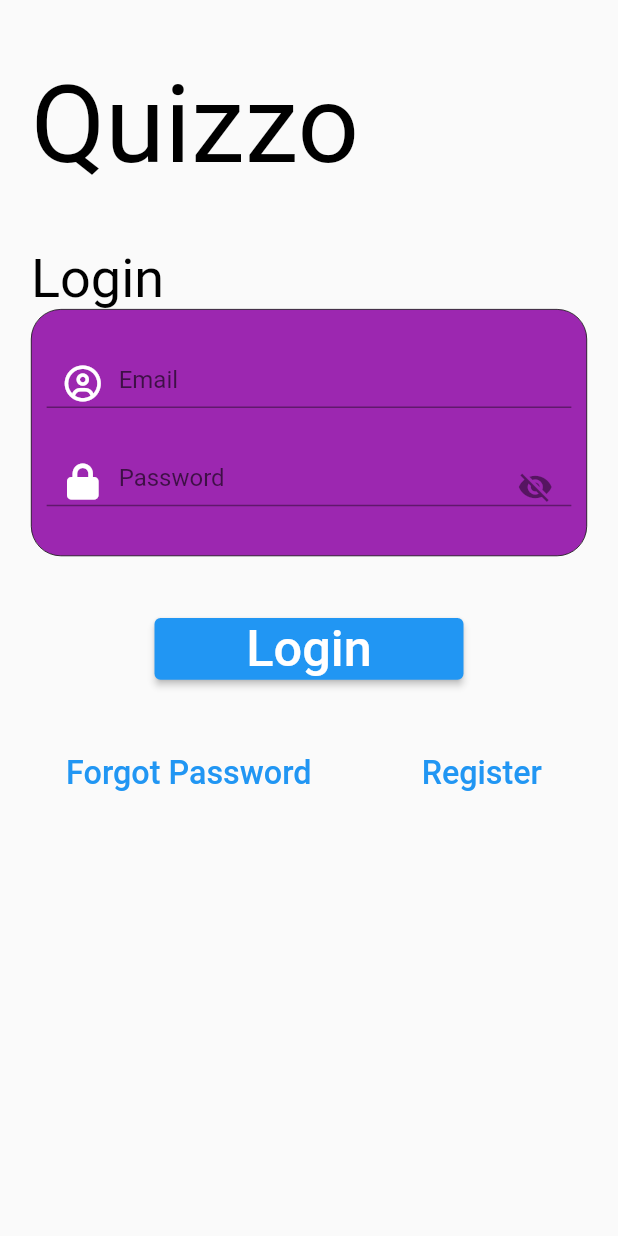
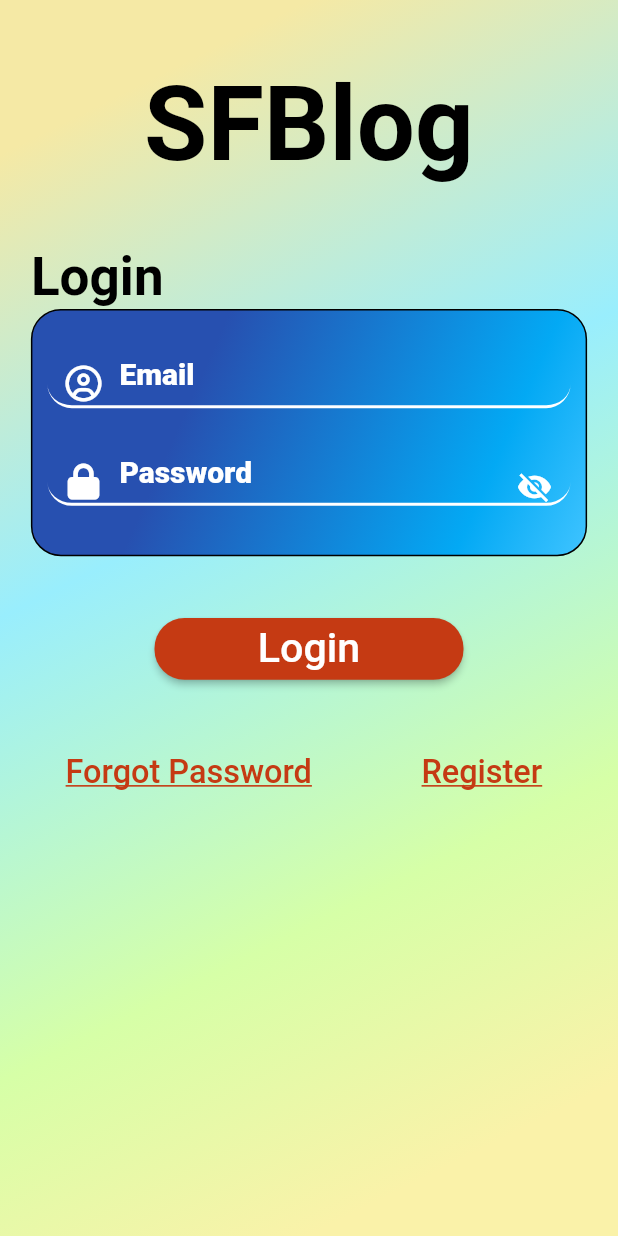
Before and after one commit to singhayush20/blog_app, a Flutter app: the screen it shows after launch, on a phone screen of 412 x 824 dp. Run offline on Flutter 3.47's test engine with Material 2 defaults, Android fonts, the phone set to English and light mode, and no system bars; drawn by our look-alikes of loader_overlay; our stand-ins replace dio, email_validator, font_awesome_flutter, loading_indicator, shared_preferences, sizer.

Commit message:
Login URLs

```diff
--- a/lib/constants/Themes.dart
+++ b/lib/constants/Themes.dart
@@ -86,13 +86,21 @@ ThemeData lightThemeData = ThemeData(
   ),
 );
 
-const Color appBarColor = Color.fromARGB(255, 74, 20, 140);
-const Color scaffoldColor = Color(0xFFF3E5F5);
+const Color appBarColor = Color.fromARGB(255, 197, 58, 19);
+const Color scaffoldColor = Color.fromARGB(255, 246, 233, 233);
 const Color appBarItemColor = Colors.white;
 BoxDecoration boxDecoration = BoxDecoration(
   border: Border.all(color: Colors.black, width: 0.5, style: BorderStyle.solid),
   borderRadius: BorderRadius.all(
     Radius.circular(20),
   ),
-  color: Color(0xFF9C27B0),
+  gradient: LinearGradient(
+    begin: Alignment.topLeft,
+    end: Alignment.bottomRight,
+    colors: [
+      Color.fromARGB(255, 39, 80, 176),
+      Colors.lightBlue,
+    ],
+  ),
+  color: Color.fromARGB(255, 39, 80, 176),
 );
--- a/lib/login_and_auth/ForgetPassword.dart
+++ b/lib/login_and_auth/ForgetPassword.dart
@@ -57,10 +57,12 @@ class _ForgetPasswordState extends State<ForgetPassword> {
                   ),
                   Container(
                     height: height * 0.1,
+                    alignment: Alignment.centerLeft,
                     child: Text(
                       'Reset your password by verifying your registered email',
                       style: TextStyle(
                         color: Colors.black,
+                        fontWeight: FontWeight.w600,
                         fontSize: 18.sp,
                       ),
                     ),
--- a/lib/login_and_auth/LoginPage.dart
+++ b/lib/login_and_auth/LoginPage.dart
@@ -2,11 +2,14 @@ import 'dart:developer';
 
 import 'package:blog_app/constants/Themes.dart';
 import 'package:blog_app/constants/app_constants.dart';
+import 'package:blog_app/login_and_auth/ForgetPassword.dart';
+import 'package:blog_app/login_and_auth/RegisterScreen.dart';
 import 'package:flutter/material.dart';
 
 import 'package:font_awesome_flutter/font_awesome_flutter.dart';
 import 'package:loader_overlay/loader_overlay.dart';
 import 'package:shared_preferences/shared_preferences.dart';
+import 'package:sizer/sizer.dart';
 
 class LoginPage extends StatefulWidget {
   const LoginPage({super.key});
@@ -37,7 +40,22 @@ class _LoginPageState extends State<LoginPage> {
         MediaQuery.of(context).padding.top -
         MediaQuery.of(context).padding.bottom;
     final width = MediaQuery.of(context).size.width;
-    return Scaffold(
+    return Container(
+      decoration: const BoxDecoration(
+        gradient: LinearGradient(
+          begin: Alignment.topLeft,
+          end: Alignment.bottomRight,
+          stops: [0.1, 0.4, 0.7, 0.9],
+          colors: [
+            Color.fromARGB(255, 245, 233, 165),
+            Color.fromARGB(255, 153, 238, 253),
+            Color.fromARGB(255, 214, 255, 167),
+            Color.fromARGB(255, 250, 242, 169),
+          ],
+        ),
+      ),
+      child: Scaffold(
+        backgroundColor: Colors.transparent,
         resizeToAvoidBottomInset: false,
         body: SafeArea(
           child: LoaderOverlay(
@@ -60,13 +78,13 @@ class _LoginPageState extends State<LoginPage> {
                     ),
                     Container(
                       height: height * 0.1,
-                    child: FittedBox(
-                      alignment: Alignment.centerLeft,
+                      alignment: Alignment.center,
                       child: Text(
-                        'Quizzo',
+                        'SFBlog',
                         style: TextStyle(
                           color: Colors.black,
-                        ),
+                          fontSize: 50.sp,
+                          fontWeight: FontWeight.bold,
                         ),
                       ),
                     ),
@@ -81,14 +99,31 @@ class _LoginPageState extends State<LoginPage> {
                           'Login',
                           style: TextStyle(
                             color: Colors.black,
+                            fontSize: 20.sp,
+                            fontWeight: FontWeight.w600,
                           ),
                         ),
                       ),
                     ),
                     Container(
                         height: height * 0.2,
-                      decoration: boxDecoration,
-                      padding: EdgeInsets.symmetric(
+                        decoration: boxDecoration.copyWith(
+                          gradient: LinearGradient(
+                            begin: Alignment.topLeft,
+                            end: Alignment.bottomRight,
+                            stops: [0.3, 0.8, 1],
+                            colors: [
+                              Color.fromARGB(255, 39, 80, 176),
+                              Colors.lightBlue,
+                              Colors.lightBlueAccent,
+                            ],
+                          ),
+                          border: Border.all(
+                              color: Colors.black,
+                              width: 1,
+                              style: BorderStyle.solid),
+                        ),
+                        padding: const EdgeInsets.symmetric(
                           horizontal: 10,
                         ),
                         child: Form(
@@ -107,7 +142,7 @@ class _LoginPageState extends State<LoginPage> {
                                       obscureText: false,
                                       style: TextStyle(color: Colors.white),
                                       cursorColor: Colors.white,
-                                    keyboardType: TextInputType.text,
+                                      keyboardType: TextInputType.emailAddress,
                                       validator: (value) {
                                         if (value!.isEmpty) {
                                           return 'Email cannot be empty';
@@ -220,9 +255,6 @@ class _LoginPageState extends State<LoginPage> {
                           //   );
                           // }
                         },
-                      child: const FittedBox(
-                        alignment: Alignment.center,
-                        fit: BoxFit.fitWidth,
                         child: Padding(
                           padding: EdgeInsets.symmetric(
                             vertical: 2,
@@ -230,9 +262,9 @@ class _LoginPageState extends State<LoginPage> {
                           child: Text(
                             'Login',
                             style: TextStyle(
-                                fontSize: 80,
+                              fontSize: 20.sp,
                             ),
-                            )),
+                          ),
                         ),
                       ),
                     ),
@@ -249,18 +281,19 @@ class _LoginPageState extends State<LoginPage> {
                               flex: 3,
                               child: TextButton(
                                 onPressed: () {
-                                // Navigator.push(
-                                //   context,
-                                //   MaterialPageRoute(
-                                //     builder: (context) => ForgetPassword(),
-                                //   ),
-                                // );
+                                  Navigator.push(
+                                    context,
+                                    MaterialPageRoute(
+                                      builder: (context) => ForgetPassword(),
+                                    ),
+                                  );
                                 },
-                              child: const FittedBox(
+                                child: FittedBox(
                                   child: Text(
                                     'Forgot Password',
                                     style: TextStyle(
-                                    fontSize: 100,
+                                      fontSize: 20.sp,
+                                      decoration: TextDecoration.underline,
                                     ),
                                   ),
                                 ),
@@ -273,18 +306,19 @@ class _LoginPageState extends State<LoginPage> {
                               flex: 2,
                               child: TextButton(
                                 onPressed: () {
-                                // Navigator.push(
-                                //   context,
-                                //   MaterialPageRoute(
-                                //     builder: (context) => RegisterScreen(),
-                                //   ),
-                                // );
+                                  Navigator.push(
+                                    context,
+                                    MaterialPageRoute(
+                                      builder: (context) => RegisterScreen(),
+                                    ),
+                                  );
                                 },
                                 child: FittedBox(
                                   child: Text(
                                     'Register',
                                     style: TextStyle(
-                                    fontSize: 100,
+                                      fontSize: 20.sp,
+                                      decoration: TextDecoration.underline,
                                     ),
                                   ),
                                 ),
@@ -298,6 +332,7 @@ class _LoginPageState extends State<LoginPage> {
             ),
           ),
         ),
+      ),
     );
   }
 }
--- a/lib/login_and_auth/RegisterScren.dart
+++ b/lib/login_and_auth/RegisterScreen.dart
@@ -47,10 +47,11 @@ class _RegisterScreenState extends State<RegisterScreen> {
               crossAxisAlignment: CrossAxisAlignment.center,
               children: [
                 SizedBox(
-                  height: height * 0.05,
+                  height: height * 0.1,
                 ),
                 Container(
                   height: height * 0.1,
+                  alignment: Alignment.center,
                   child: Text(
                     'Enter the email address you want to use for your account',
                     style: TextStyle(
@@ -60,7 +61,7 @@ class _RegisterScreenState extends State<RegisterScreen> {
                   ),
                 ),
                 SizedBox(
-                  height: height * 0.1,
+                  height: height * 0.05,
                 ),
                 Container(
                   height: height * 0.2,
--- a/lib/main.dart
+++ b/lib/main.dart
@@ -1,5 +1,7 @@
+import 'package:blog_app/constants/Themes.dart';
 import 'package:blog_app/login_and_auth/LoginPage.dart';
 import 'package:flutter/material.dart';
+import 'package:sizer/sizer.dart';
 
 void main() {
   runApp(const MyApp());
@@ -10,12 +12,15 @@ class MyApp extends StatelessWidget {
 
   @override
   Widget build(BuildContext context) {
-    return MaterialApp(
-      title: 'Flutter Demo',
-      theme: ThemeData(
-        primarySwatch: Colors.blue,
-      ),
-      home: LoginPage(),
+    return Sizer(
+      builder: ((context, orientation, deviceType) {
+        return MaterialApp(
+          debugShowCheckedModeBanner: false,
+          title: 'Flutter Demo',
+          theme: lightThemeData,
+          home: const LoginPage(),
+        );
+      }),
     );
   }
 }
```
Also changed, not shown: lib/constants/urls.dart (added, +17 -0 lines), lib/network_util/API.dart (+107 -1 lines). Lines whose indentation alone changed are shown as unchanged.
